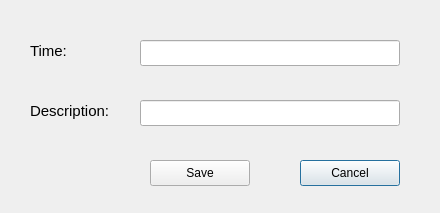
The window that Calendar/eventedit.ui (lupuionut/egui-qt-calendar) describes before a commit, drawn with Qt 5.
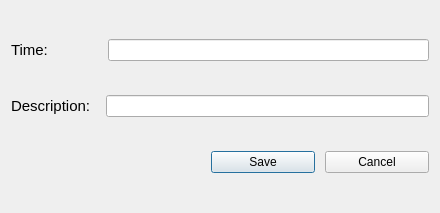
The same window after the commit.

Commit message: Add layouts to EventEdit dialog

```diff
--- a/Calendar/eventedit.ui
+++ b/Calendar/eventedit.ui
@@ -15,35 +15,17 @@
   <property name="sizeGripEnabled">
    <bool>false</bool>
   </property>
-  <widget class="QLineEdit" name="lineEdit">
-   <property name="geometry">
-    <rect>
-     <x>140</x>
-     <y>40</y>
-     <width>260</width>
-     <height>26</height>
-    </rect>
-   </property>
-  </widget>
-  <widget class="QLineEdit" name="lineEdit_2">
-   <property name="geometry">
-    <rect>
-     <x>140</x>
-     <y>100</y>
-     <width>260</width>
-     <height>26</height>
-    </rect>
-   </property>
-  </widget>
+  <layout class="QVBoxLayout" name="verticalLayout">
+   <item>
+    <layout class="QHBoxLayout" name="horizontalLayout">
+     <property name="spacing">
+      <number>60</number>
+     </property>
+     <property name="sizeConstraint">
+      <enum>QLayout::SetNoConstraint</enum>
+     </property>
+     <item>
   <widget class="QLabel" name="label">
-   <property name="geometry">
-    <rect>
-     <x>30</x>
-     <y>40</y>
-     <width>39</width>
-     <height>22</height>
-    </rect>
-   </property>
    <property name="font">
     <font>
      <pointsize>11</pointsize>
@@ -53,15 +35,19 @@
     <string>Time:</string>
    </property>
   </widget>
+     </item>
+     <item>
+      <widget class="QLineEdit" name="lineEdit"/>
+     </item>
+    </layout>
+   </item>
+   <item>
+    <layout class="QHBoxLayout" name="horizontalLayout_2">
+     <property name="spacing">
+      <number>15</number>
+     </property>
+     <item>
   <widget class="QLabel" name="label_2">
-   <property name="geometry">
-    <rect>
-     <x>30</x>
-     <y>100</y>
-     <width>85</width>
-     <height>22</height>
-    </rect>
-   </property>
    <property name="font">
     <font>
      <pointsize>11</pointsize>
@@ -71,32 +57,37 @@
     <string>Description:</string>
    </property>
   </widget>
-  <widget class="QPushButton" name="pushButton">
-   <property name="geometry">
-    <rect>
-     <x>300</x>
-     <y>160</y>
-     <width>100</width>
-     <height>26</height>
-    </rect>
-   </property>
-   <property name="text">
-    <string>Cancel</string>
-   </property>
-  </widget>
+     </item>
+     <item>
+      <widget class="QLineEdit" name="lineEdit_2"/>
+     </item>
+    </layout>
+   </item>
+   <item>
+    <layout class="QHBoxLayout" name="horizontalLayout_3">
+     <property name="spacing">
+      <number>10</number>
+     </property>
+     <property name="leftMargin">
+      <number>200</number>
+     </property>
+     <item>
   <widget class="QPushButton" name="pushButton_2">
-   <property name="geometry">
-    <rect>
-     <x>150</x>
-     <y>160</y>
-     <width>100</width>
-     <height>26</height>
-    </rect>
-   </property>
    <property name="text">
     <string>Save</string>
    </property>
   </widget>
+     </item>
+     <item>
+      <widget class="QPushButton" name="pushButton">
+       <property name="text">
+        <string>Cancel</string>
+       </property>
+      </widget>
+     </item>
+    </layout>
+   </item>
+  </layout>
  </widget>
  <resources/>
  <connections/>
```
Left out of the diff: 1 changed line with no effect on the pictures. Lines whose indentation alone changed are shown as unchanged.
